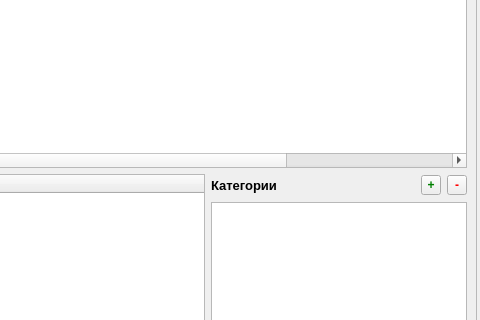
The window that other/pt-studs/Fedoseev/roznica/qt/ui/main.ui (kos1posha/kubstu) describes before a commit, drawn with Qt 5; both pictures show x 320 to 800 and y 114 to 434 of the 800 by 600 pixel window.
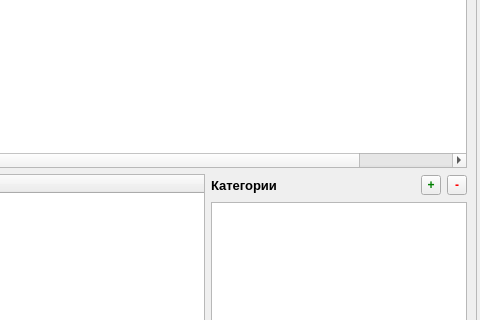
The same window after the commit.

Diff of the .ui file:
```diff
--- a/other/pt-studs/Fedoseev/roznica/qt/ui/main.ui
+++ b/other/pt-studs/Fedoseev/roznica/qt/ui/main.ui
@@ -407,11 +407,6 @@
            <string>Подробнее</string>
           </property>
          </column>
-         <column>
-          <property name="text">
-           <string>Комплектация</string>
-          </property>
-         </column>
         </widget>
        </item>
        <item row="9" column="13">
```
